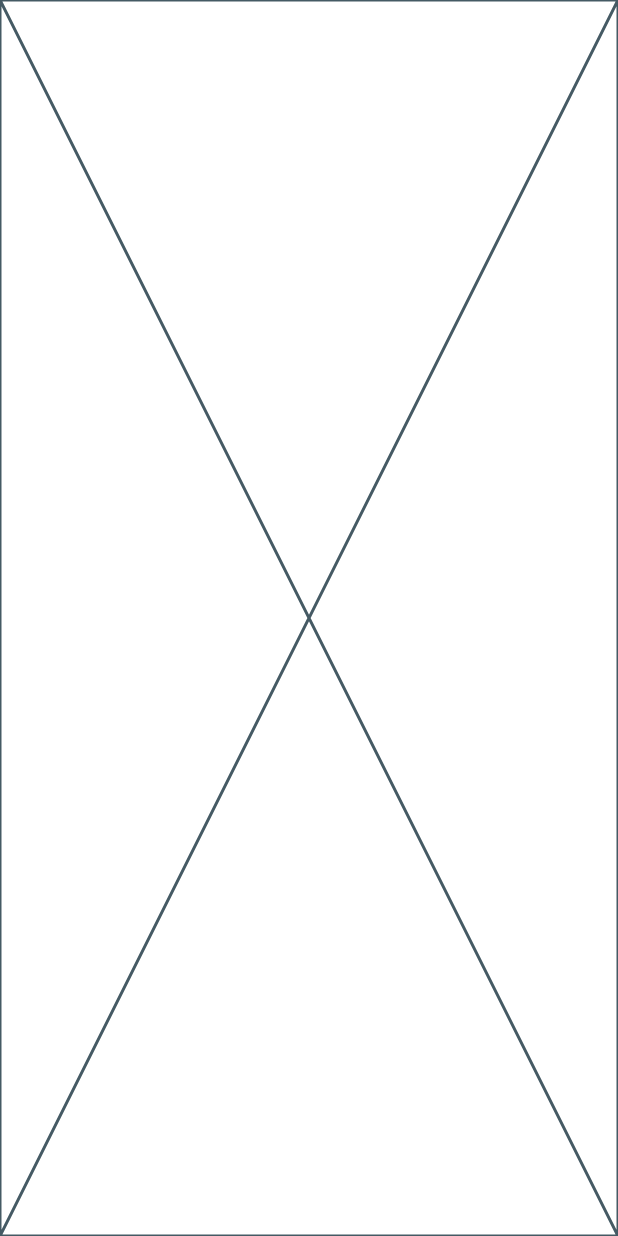
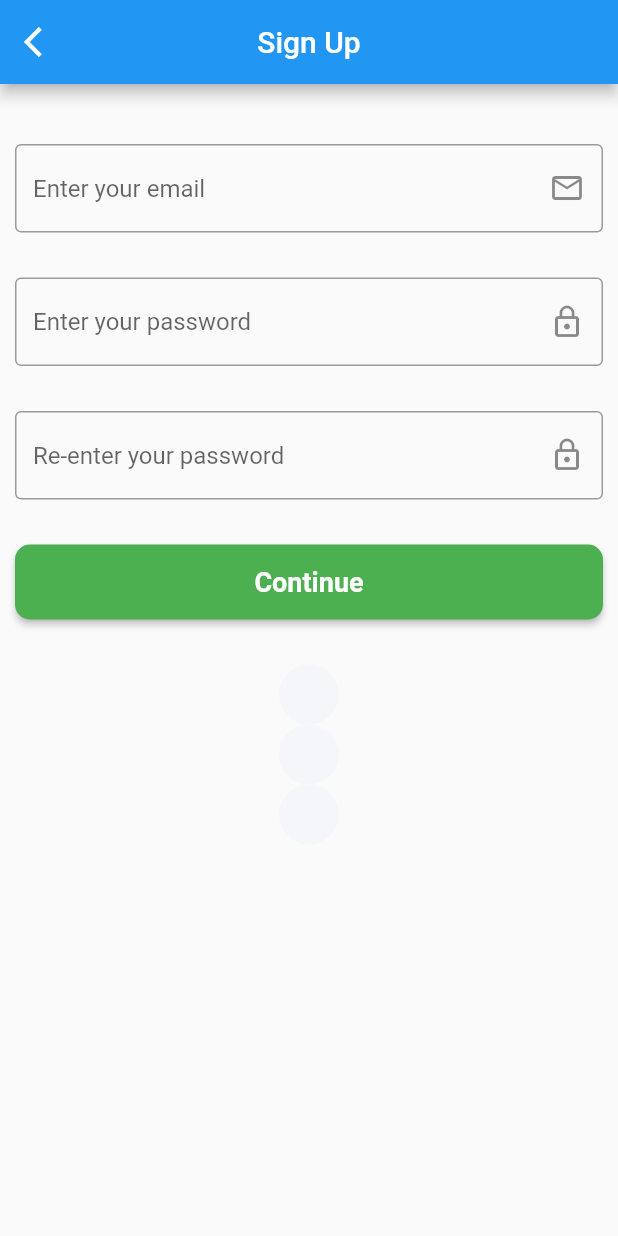
Before and after one commit to ScofieldP/flutter_luongtranthienphuc_19dh110031, a Flutter app: the screen it shows after launch, on a phone screen of 412 x 824 dp. Run offline on Flutter 3.47's test engine with Material 2 defaults, Android fonts, the phone set to English and light mode, and no system bars; our stand-ins replace fluttertoast, shared_preferences.

Commit message:
done auth screen, still fix router

```diff
--- a/lib/main.dart
+++ b/lib/main.dart
@@ -1,5 +1,7 @@
 import 'package:flutter/material.dart';
 import 'package:flutter_luongtranthienphuc_19dh110031/router.dart';
+import 'package:flutter_luongtranthienphuc_19dh110031/screens/register/components/register_form.dart';
+import 'package:flutter_luongtranthienphuc_19dh110031/screens/register/register_screen.dart';
 import 'package:flutter_luongtranthienphuc_19dh110031/screens/splash/splash_screen.dart';
 
 void main() {
@@ -19,7 +21,7 @@ class MyApp extends StatelessWidget {
       ),
       debugShowCheckedModeBanner: false,
       onGenerateRoute: (settings) => generateRoute(settings),
-      home: const SplashScreen(),
+      home: const RegisterScreen(),
     );
   }
 }
--- a/lib/router.dart
+++ b/lib/router.dart
@@ -2,7 +2,7 @@ import 'package:flutter/material.dart';
 import 'package:flutter_luongtranthienphuc_19dh110031/screens/cart/screen.dart';
 import 'package:flutter_luongtranthienphuc_19dh110031/screens/home/screen.dart';
 import 'package:flutter_luongtranthienphuc_19dh110031/screens/login/login_screen.dart';
-import 'package:flutter_luongtranthienphuc_19dh110031/screens/register/screen.dart';
+import 'package:flutter_luongtranthienphuc_19dh110031/screens/register/register_screen.dart';
 import 'package:flutter_luongtranthienphuc_19dh110031/screens/splash/splash_screen.dart';
 
 Route<dynamic> generateRoute(RouteSettings routeSettings) {
--- a/lib/screens/register/components/register_form.dart
+++ b/lib/screens/register/components/register_form.dart
@@ -0,0 +1,161 @@
+import 'package:flutter/material.dart';
+import 'package:flutter_luongtranthienphuc_19dh110031/models/user.dart';
+
+class RegisterForm extends StatefulWidget {
+  const RegisterForm({Key? key}) : super(key: key);
+
+  @override
+  State<RegisterForm> createState() => _RegisterFormState();
+}
+
+class _RegisterFormState extends State<RegisterForm> {
+  final _registerFormKey = GlobalKey<FormState>();
+  final _passKey = GlobalKey<FormFieldState>();
+  final TextEditingController _emailController = TextEditingController();
+  final TextEditingController _passwordController = TextEditingController();
+  final TextEditingController _confirmController = TextEditingController();
+
+  @override
+  Widget build(BuildContext context) {
+    return Form(
+      key: _registerFormKey,
+      child: Padding(
+        padding: const EdgeInsets.all(10.0),
+        child: Column(
+          children: [
+            const SizedBox(
+              height: 30,
+            ),
+            emailTextFormField(),
+              const SizedBox(
+              height: 30,
+            ),
+            passwordTextFormField(),
+            const SizedBox(
+              height: 30,
+            ),
+            confirmTextFormField(),
+
+            const SizedBox(
+              height: 30,
+            ),
+            SizedBox(
+              height: 50,
+              width: MediaQuery.of(context).size.width,
+              child: ElevatedButton(
+                onPressed: () {
+                  if (_registerFormKey.currentState!.validate()) {
+                    Navigator.pop(
+                        context,
+                        User(
+                            username: _emailController.text,
+                            password: _confirmController.text));
+                  }
+                },
+                style: ElevatedButton.styleFrom(
+                  shape: RoundedRectangleBorder(
+                    borderRadius: BorderRadius.circular(10),
+                  ),
+                  backgroundColor: Colors.green,
+                ),
+                child: const Text(
+                  "Continue",
+                  style: TextStyle(
+                      fontSize: 18,
+                      fontWeight: FontWeight.bold,
+                      color: Colors.white),
+                ),
+              ),
+            ),
+            const SizedBox(
+              height: 30,
+            ),
+            Container(
+              height: 40,
+              width: 40,
+              padding: const EdgeInsets.all(10),
+              decoration: const BoxDecoration(
+                  color: Color(0xFFF5F6F9), shape: BoxShape.circle),
+              // child: SvgPicture.asset("assets/icons/facebook-2.svg"),
+            ),
+            Container(
+              height: 40,
+              width: 40,
+              margin: const EdgeInsets.only(left: 10, right: 10),
+              padding: const EdgeInsets.all(10),
+              decoration: const BoxDecoration(
+                  color: Color(0xFFF5F6F9), shape: BoxShape.circle),
+              // child: SvgPicture.asset("assets/icons/facebook-2.svg"),
+            ),
+            Container(
+              height: 40,
+              width: 40,
+              padding: const EdgeInsets.all(10),
+              decoration: const BoxDecoration(
+                  color: Color(0xFFF5F6F9), shape: BoxShape.circle),
+              // child: SvgPicture.asset("assets/icons/facebook-2.svg"),
+            ),
+          ],
+        ),
+      ),
+    );
+  }
+
+  TextFormField emailTextFormField() {
+    return TextFormField(
+      controller: _emailController,
+      keyboardType: TextInputType.emailAddress,
+      decoration: const InputDecoration(
+        border: OutlineInputBorder(),
+        hintText: "Enter your email",
+        floatingLabelBehavior: FloatingLabelBehavior.always,
+        suffixIcon: Icon(Icons.email_outlined),
+      ),
+      // validator: Utils.validateEmail,
+      onSaved: (value) {
+        setState(() {
+          _emailController.text = value!;
+        });
+      },
+    );
+  }
+
+  TextFormField passwordTextFormField() {
+    return TextFormField(
+      key: _passKey,
+      controller: _passwordController,
+      obscureText: true,
+      keyboardType: TextInputType.number,
+      decoration: const InputDecoration(
+          border: OutlineInputBorder(),
+          hintText: "Enter your password",
+          floatingLabelBehavior: FloatingLabelBehavior.always,
+          suffixIcon: Icon(Icons.lock_outline)),
+      // validator: (passwordKey){
+      //   return Utils.validatePassword(passwordKey);
+      // },
+    );
+  }
+
+  TextFormField confirmTextFormField() {
+    return TextFormField(
+      controller: _confirmController,
+      obscureText: true,
+      keyboardType: TextInputType.number,
+      decoration: const InputDecoration(
+          border: OutlineInputBorder(),
+          hintText: "Re-enter your password",
+          floatingLabelBehavior: FloatingLabelBehavior.always,
+          suffixIcon: Icon(Icons.lock_outline)),
+      validator: (confirmPassword) {
+        var pass = _passKey.currentState!.value;
+        // return Utils.conformPassword(confirmPassword, pass);
+      },
+      onSaved: (value) {
+        setState(() {
+          _confirmController.text = value!;
+        });
+      },
+    );
+  }
+}
--- /dev/null
+++ b/lib/screens/register/register_screen.dart
@@ -0,0 +1,30 @@
+import 'package:flutter/material.dart';
+import 'package:flutter_luongtranthienphuc_19dh110031/screens/register/components/register_form.dart';
+
+class RegisterScreen extends StatelessWidget {
+  static const String routeName = "/register";
+
+  const RegisterScreen({Key? key}) : super(key: key);
+
+  @override
+  Widget build(BuildContext context) {
+    return Scaffold(
+      resizeToAvoidBottomInset: false,
+      appBar: AppBar(
+        leading: IconButton(
+          color: Colors.white,
+          icon: const Icon(Icons.arrow_back_ios),
+          onPressed: () {
+            Navigator.pop(context);
+          },
+        ),
+        centerTitle: true,
+        title: const Text(
+          "Sign Up",
+          style: TextStyle(color: Colors.white),
+        ),
+      ),
+      body: const RegisterForm(),
+    );
+  }
+}
--- a/pubspec.yaml
+++ b/pubspec.yaml
@@ -61,10 +61,8 @@ flutter:
   uses-material-design: true
 
   # To add assets to your application, add an assets section, like this:
-  # assets:
-  #   - images/a_dot_burr.jpeg
-  #   - images/a_dot_ham.jpeg
-
+  assets:
+  - assets/images/
   # An image asset can refer to one or more resolution-specific "variants", see
   # https://flutter.dev/assets-and-images/#resolution-aware
 
```
Also changed, not shown: lib/screens/login/components/footer_screen.dart (+14 -0 lines), lib/screens/login/components/header_screen.dart (+15 -0 lines), lib/screens/login/components/login_form.dart (+89 -12 lines), lib/screens/login/login_screen.dart (+16 -1 lines), lib/screens/register/screen.dart (deleted, +0 -11 lines).
